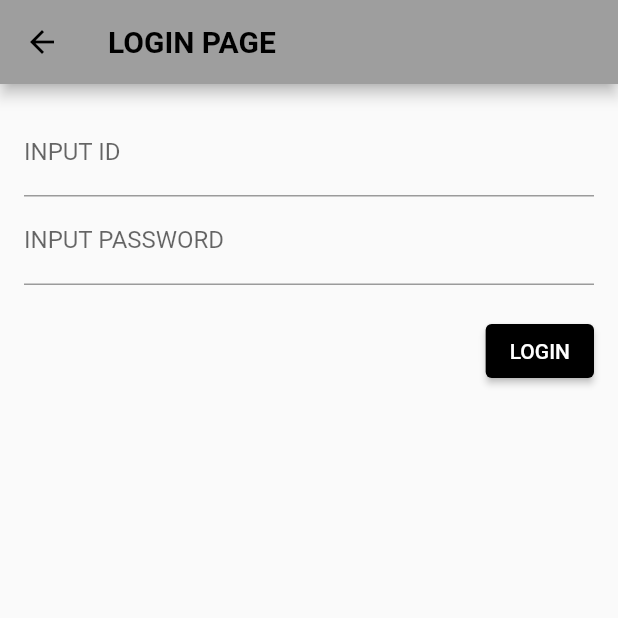
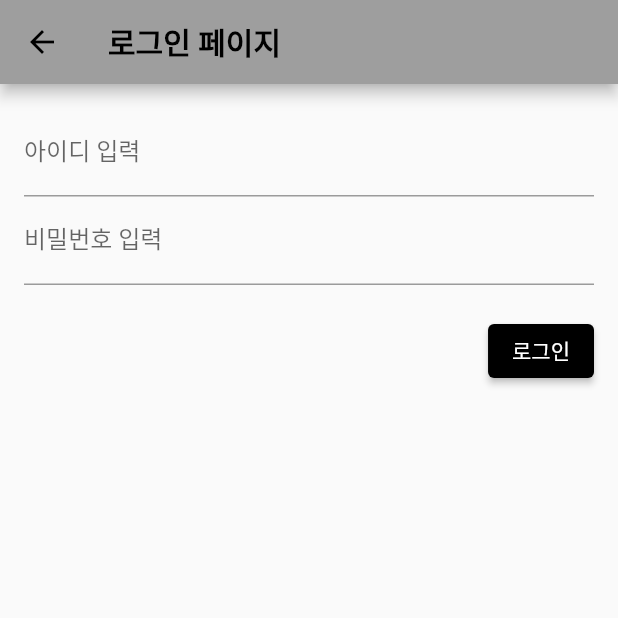
Before and after one commit to nnyouung/2023_urop_front, a Flutter app: the LoginPage screen opened by its route, on a phone screen of 412 x 824 dp, the top half of it. Run offline on Flutter 3.47's test engine with Material 2 defaults, Android fonts, the light colour scheme and no system bars; our stand-ins replace image_picker, shared_preferences; accounts and stored records are empty.

Commit message:
서버 통신 코드 추가

```diff
--- a/lib/login.dart
+++ b/lib/login.dart
@@ -1,22 +1,50 @@
 import 'package:flutter/material.dart';
+import 'package:http/http.dart' as http;
+import 'dart:convert';
+import 'package:shared_preferences/shared_preferences.dart'; // 토큰 저장을 위한 패키지
 
-class LoginPage extends StatelessWidget {
+class LoginPage extends StatefulWidget {
+  const LoginPage({super.key});
+
+  @override
+  _LoginPageState createState() => _LoginPageState();
+}
+
+class _LoginPageState extends State<LoginPage> {
   final TextEditingController usernameController = TextEditingController();
   final TextEditingController passwordController = TextEditingController();
 
-  LoginPage({super.key});
+  // 서버 주소
+  final String serverUrl = 'http://localhost:'; // Django 서버 주소로 변경해야 함
 
-  void login(BuildContext context) {
-    // 로그인 로직 구현
-
+  Future<void> login(BuildContext context) async {
     // 사용자가 입력한 아이디와 비밀번호를 가져옴
     String username = usernameController.text;
     String password = passwordController.text;
 
-    if (username == "admin" && password == "password") {
-      // 아이디와 비밀번호가 올바를 경우, 로그인 성공
-      Navigator.pop(context); // 로그인 성공 시 메인 화면으로 이동
-    } else {
+    // 로그인 요청 데이터 생성
+    final Map<String, dynamic> data = {
+      'email': username,
+      'password': password,
+    };
+
+    final response = await http.post(
+      Uri.parse('$serverUrl/api/login/'), // 로그인 API 엔드포인트 URL로 변경
+      headers: {'Content-Type': 'application/json'},
+      body: json.encode(data),
+    );
+
+    if (response.statusCode == 200) {
+      final jsonData = json.decode(response.body);
+      final token = jsonData['token'];
+
+      // 토큰 저장
+      SharedPreferences prefs = await SharedPreferences.getInstance();
+      prefs.setString('token', token);
+
+      // 로그인 성공 시 메인 화면으로 이동
+      Navigator.pop(context);
+    } else if (response.statusCode == 401) {
       // 아이디나 비밀번호가 올바르지 않을 경우, 오류 다이얼로그 표시
       showDialog(
         context: context,
@@ -43,7 +71,7 @@ class LoginPage extends StatelessWidget {
     return Scaffold(
       appBar: AppBar(
         title: const Text(
-          'LOGIN PAGE',
+          '로그인 페이지',
           style: TextStyle(fontWeight: FontWeight.bold),
         ),
       ),
@@ -55,16 +83,16 @@ class LoginPage extends StatelessWidget {
             TextField(
               controller: usernameController, // 컨트롤러 설정
               decoration: const InputDecoration(
-                labelText: 'INPUT ID', // 레이블 텍스트 설정
+                labelText: '아이디 입력', // 레이블 텍스트 설정
               ),
             ),
 
             // 비밀번호 입력 필드
             TextField(
-              controller: passwordController, // 컨드롤러 설정
+              controller: passwordController, // 컨트롤러 설정
               obscureText: true, // 비밀번호 입력 시 입력 내용을 가려서 보이지 않게 함
               decoration: const InputDecoration(
-                labelText: 'INPUT PASSWORD', // 레이블 텍스트 설정
+                labelText: '비밀번호 입력', // 레이블 텍스트 설정
               ),
             ),
             const SizedBox(height: 20), // 공간 여백 추가
@@ -74,9 +102,9 @@ class LoginPage extends StatelessWidget {
                 onPressed: () => login(context), // 버튼 텍스트 스타일 설정
                 style: ElevatedButton.styleFrom(
                   backgroundColor: Colors.black, // 버튼 색상 설정
-                ), // 로그인 버튼 클릭시 로그인 함수 호출
+                ), // 로그인 버튼 클릭 시 로그인 함수 호출
                 child: const Text(
-                  'LOGIN',
+                  '로그인',
                   style: TextStyle(color: Colors.white),
                 ),
               ),
@@ -87,3 +115,5 @@ class LoginPage extends StatelessWidget {
     );
   }
 }
+
+void main() => runApp(const MaterialApp(home: LoginPage()));
--- a/pubspec.yaml
+++ b/pubspec.yaml
@@ -31,6 +31,7 @@ dependencies:
   flutter:
     sdk: flutter
   http: ^0.13.3
+  shared_preferences: ^2.0.10
 
   # The following adds the Cupertino Icons font to your application.
   # Use with the CupertinoIcons class for iOS style icons.
```
Also changed, not shown: lib/signup.dart (+48 -27 lines), pubspec.lock, 1 other file.
